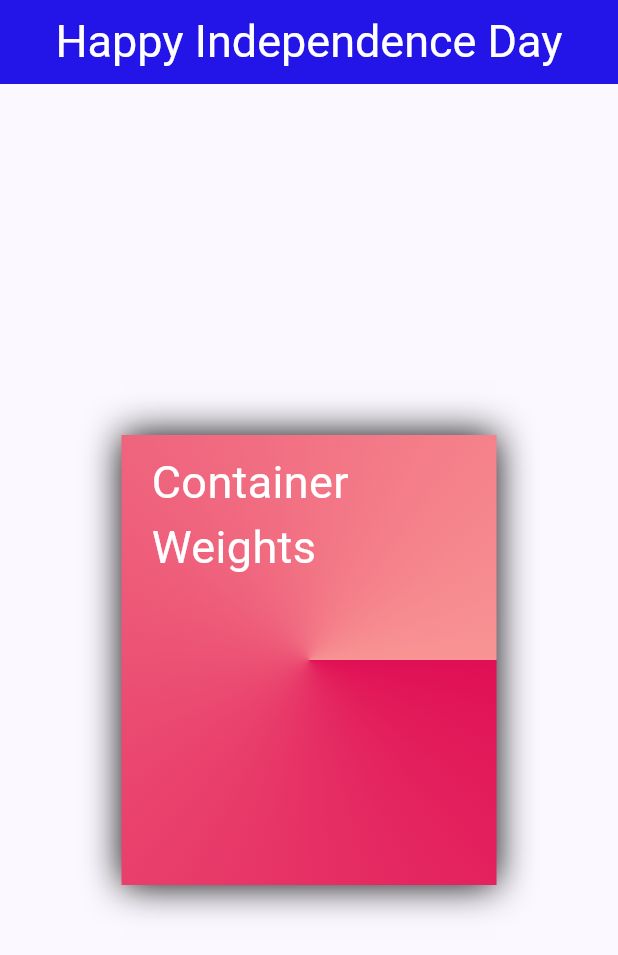
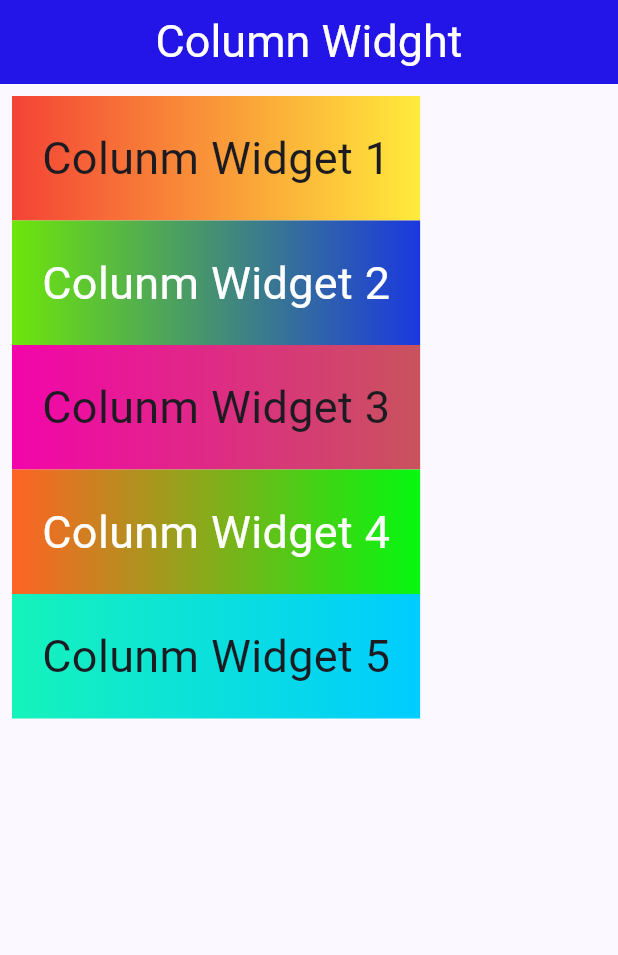
Before and after one commit to Roshan-Barkane/77th_indepandent_day, a Flutter app: the screen it shows after launch, on a phone screen of 412 x 824 dp. Shown: the top 955 px of the screen. Run offline on Flutter 3.47's test engine with Material 2 defaults, Android fonts, the phone set to English and light mode, and no system bars.

Commit message:
GradientColors

```diff
--- a/lib/second.dart
+++ b/lib/second.dart
@@ -12,35 +12,73 @@ class _secondState extends State<second> {
   Widget build(BuildContext context) {
     return Scaffold(
         appBar: AppBar(
-        backgroundColor: Color.fromRGBO(27, 12, 230, 0.965),
+          backgroundColor: const Color.fromRGBO(27, 12, 230, 0.965),
           title: const Center(
             child: Text(
-            ' Happy Independence Day ',
+              ' Column Widght ',
               style: TextStyle(color: Colors.white, fontSize: 30),
             ),
           ),
         ),
-      body: Center(
-        child: Container(
-          width: 250,
-          height: 300,
-          padding: const EdgeInsets.symmetric(vertical: 10, horizontal: 20),
+        body: Padding(
+          padding: const EdgeInsets.all(8.0),
+          child: Column(
+            children: [
+              Container(
+                  padding: const EdgeInsets.all(20),
                   decoration: const BoxDecoration(
-              color: Colors.orange,
-              boxShadow: [BoxShadow(blurRadius: 20.0)],
-              gradient: SweepGradient(
-                colors: [
-                  Color.fromARGB(255, 224, 15, 85),
-                  Color.fromARGB(255, 248, 148, 148)
+                      gradient:
+                          LinearGradient(colors: [Colors.red, Colors.yellow])),
+                  child: const Text(
+                    'Colunm Widget 1',
+                    style: TextStyle(fontSize: 30.0),
+                  )),
+              Container(
+                  padding: const EdgeInsets.all(20),
+                  decoration: const BoxDecoration(
+                      gradient: LinearGradient(colors: [
+                    Color.fromARGB(255, 109, 230, 10),
+                    Color.fromARGB(255, 27, 56, 223)
+                  ])),
+                  child: const Text(
+                    'Colunm Widget 2',
+                    style: TextStyle(fontSize: 30.0, color: Colors.white),
+                  )),
+              Container(
+                  padding: const EdgeInsets.all(20),
+                  decoration: const BoxDecoration(
+                      gradient: LinearGradient(colors: [
+                    Color.fromARGB(255, 243, 4, 171),
+                    Color.fromARGB(255, 201, 83, 93)
+                  ])),
+                  child: const Text(
+                    'Colunm Widget 3',
+                    style: TextStyle(fontSize: 30.0),
+                  )),
+              Container(
+                  padding: const EdgeInsets.all(20),
+                  decoration: const BoxDecoration(
+                      gradient: LinearGradient(colors: [
+                    Color.fromARGB(255, 255, 99, 37),
+                    Color.fromARGB(255, 4, 248, 16)
+                  ])),
+                  child: const Text(
+                    'Colunm Widget 4',
+                    style: TextStyle(fontSize: 30.0, color: Colors.white),
+                  )),
+              Container(
+                  padding: const EdgeInsets.all(20),
+                  decoration: const BoxDecoration(
+                      gradient: LinearGradient(colors: [
+                    Color.fromARGB(255, 21, 243, 187),
+                    Color.fromARGB(255, 0, 204, 255)
+                  ])),
+                  child: const Text(
+                    'Colunm Widget 5',
+                    style: TextStyle(fontSize: 30.0),
+                  ))
             ],
-              )),
-          child: const Text(
-            'Container Weights',
-            style: TextStyle(
-                fontSize: 30, color: Color.fromARGB(255, 255, 255, 255)),
           ),
-        ),
-      ),
-    );
+        ));
   }
 }
```
Lines whose indentation alone changed are shown as unchanged.
